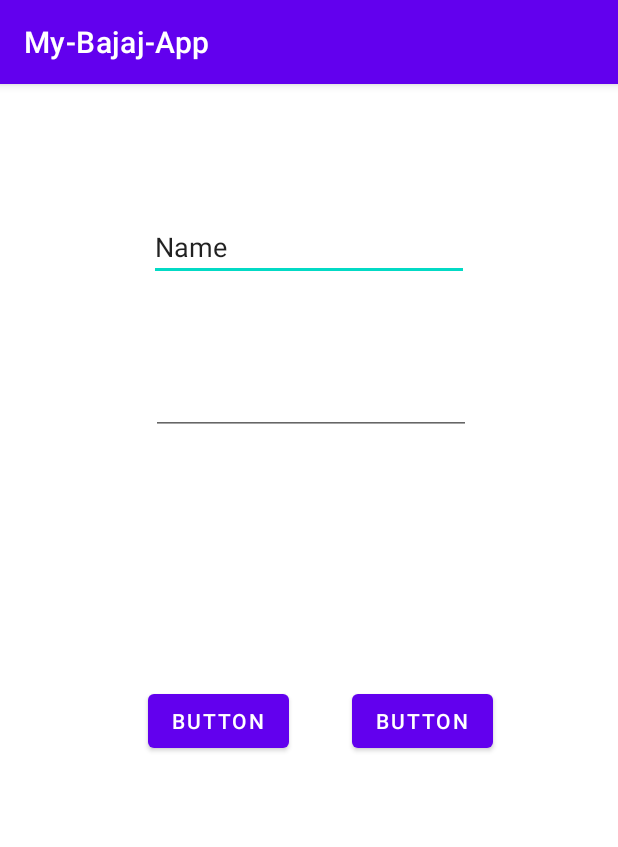
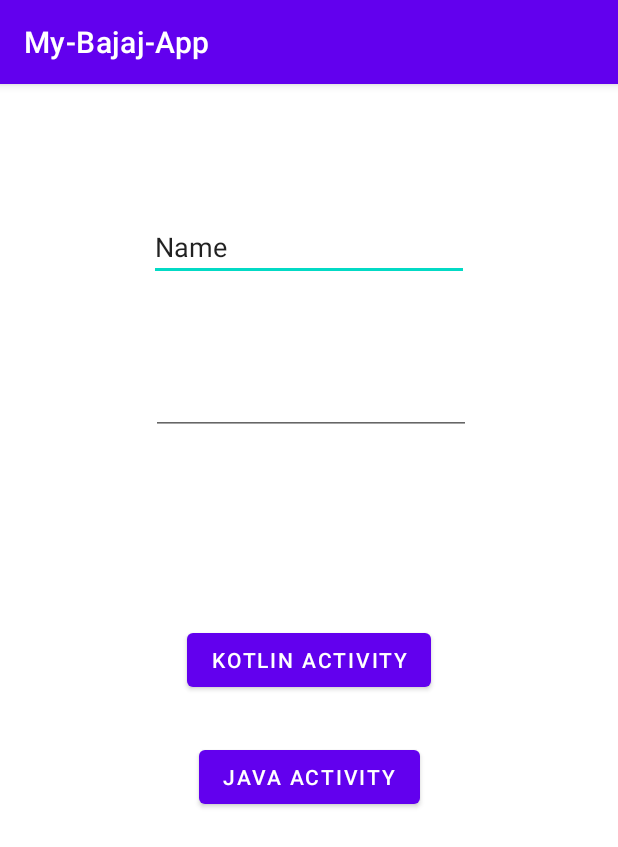
Before and after one commit to KRIXUS-alpha/Android-Demo-App, an Android app: the MainActivity screen opened directly, with no data from a screen before it, on a phone screen of 412 x 824 dp. Shown: the top 847 px of the screen. Run offline under Robolectric (Android 15) with nearby library versions, the phone set to English and light mode, and no system bars.

```diff
--- a/app/src/main/java/com/example/my_bajaj_app/MainActivity.kt
+++ b/app/src/main/java/com/example/my_bajaj_app/MainActivity.kt
@@ -17,4 +17,9 @@ class MainActivity : AppCompatActivity() {
         startActivity(Intent(this, HomeActivity::class.java))
 
     }
+
+    fun clickHandlerJava(view: View) {
+        Toast.makeText(this, "Starting and Routing to Java Activity", Toast.LENGTH_SHORT).show()
+        startActivity(Intent(this,JavaActivity::class.java))
+    }
 }
--- a/app/src/main/res/layout/activity_main.xml
+++ b/app/src/main/res/layout/activity_main.xml
@@ -33,20 +33,22 @@
         android:id="@+id/button2"
         android:layout_width="wrap_content"
         android:layout_height="wrap_content"
-        android:layout_marginEnd="83dp"
         android:onClick="clickHandler"
-        android:text="Button"
-        app:layout_constraintBaseline_toBaselineOf="@+id/button"
-        app:layout_constraintEnd_toEndOf="parent" />
+        android:text="Kotlin Activity"
+        app:layout_constraintBottom_toBottomOf="parent"
+        app:layout_constraintEnd_toEndOf="parent"
+        app:layout_constraintStart_toStartOf="parent"
+        app:layout_constraintTop_toTopOf="parent" />
 
     <Button
         android:id="@+id/button"
         android:layout_width="wrap_content"
         android:layout_height="wrap_content"
-        android:layout_marginEnd="42dp"
-        android:layout_marginBottom="319dp"
-        android:text="Button"
-        app:layout_constraintBottom_toBottomOf="parent"
-        app:layout_constraintEnd_toStartOf="@+id/button2" />
+        android:layout_marginStart="8dp"
+        android:layout_marginTop="30dp"
+        android:text="Java Activity"
+        android:onClick="clickHandlerJava"
+        app:layout_constraintStart_toStartOf="@+id/button2"
+        app:layout_constraintTop_toBottomOf="@+id/button2" />
 
 </androidx.constraintlayout.widget.ConstraintLayout>
```
Also changed, not shown: app/src/main/java/com/example/my_bajaj_app/JavaActivity.java (added, +27 -0 lines).
